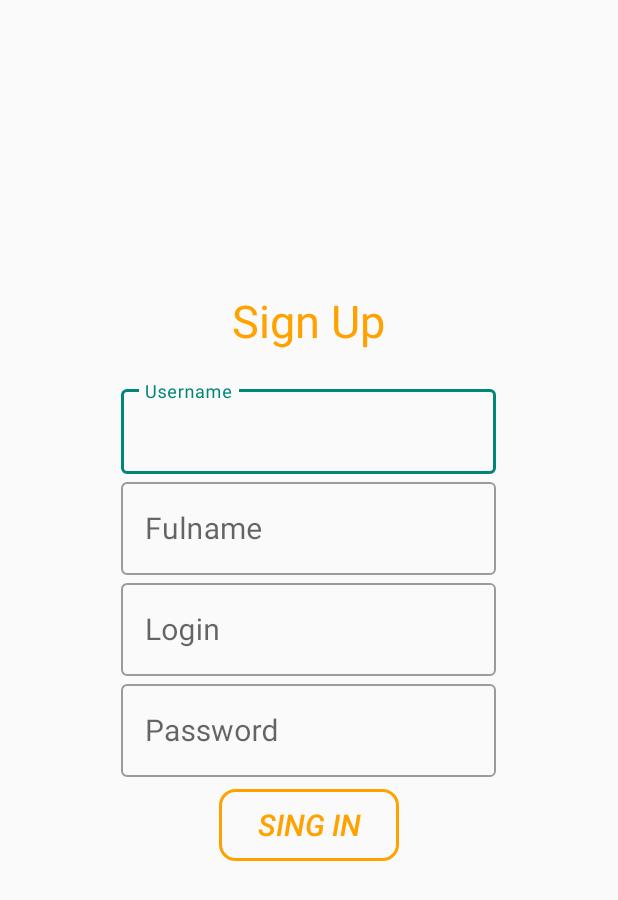
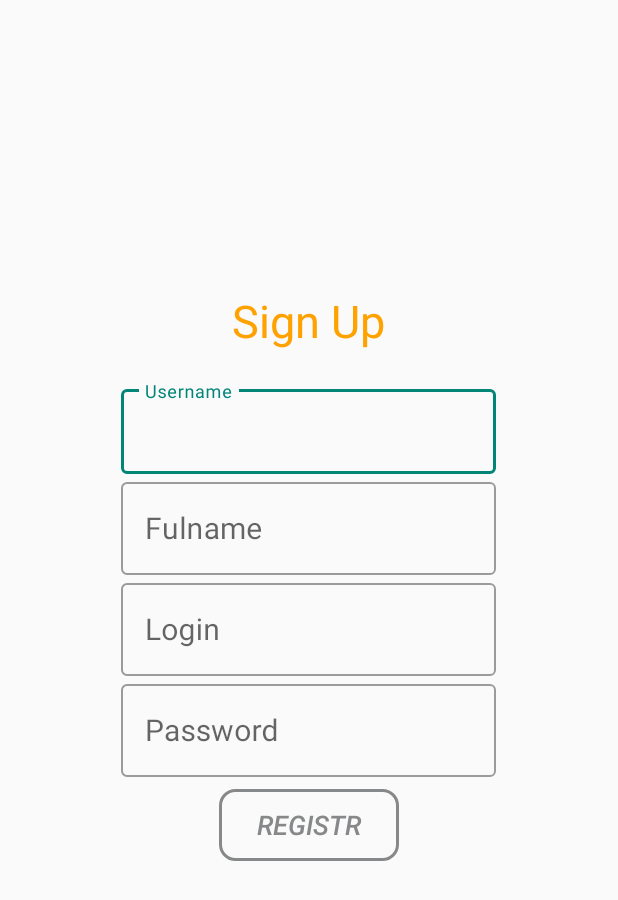
Before and after one commit to MuhammadjonDeveloper/My-Qiwi, an Android app: the screen it shows after launch (RegistrActivity), on a phone screen of 412 x 824 dp. Shown: the top 900 px of the screen. Run offline under Robolectric (Android 15) with nearby library versions, the phone set to English and light mode, and no system bars; our stand-ins replace RxJava.

```diff
--- a/app/src/main/res/drawable-xxxhdpi/btn_sign.xml
+++ b/app/src/main/res/drawable-xxxhdpi/btn_sign.xml
@@ -1,11 +1,20 @@
 <?xml version="1.0" encoding="utf-8"?>
-<shape xmlns:android="http://schemas.android.com/apk/res/android"
-    android:padding="10dp"
-    android:shape="rectangle">
-    <corners android:radius="10dp" />
-    <size android:width="120dp"
-        android:height="40dp"/>
+<selector xmlns:android="http://schemas.android.com/apk/res/android">
+    <item android:state_enabled="true">
+        <shape xmlns:android="http://schemas.android.com/apk/res/android" android:padding="10dp" android:shape="rectangle">
+            <corners android:radius="10dp" />
+            <size android:width="120dp" android:height="40dp" />
 
-    <stroke android:width="2dp"
-        android:color="@color/colorYellow"/>
-</shape>
+            <stroke android:width="2dp" android:color="@color/colorYellow" />
+        </shape>
+    </item>
+
+    <item android:state_enabled="false">
+        <shape xmlns:android="http://schemas.android.com/apk/res/android" android:padding="10dp" android:shape="rectangle">
+            <corners android:radius="10dp" />
+            <size android:width="120dp" android:height="40dp" />
+
+            <stroke android:width="2dp" android:color="@color/colorDarkGray" />
+        </shape>
+    </item>
+</selector>
--- a/app/src/main/res/layout/actictivity_register.xml
+++ b/app/src/main/res/layout/actictivity_register.xml
@@ -77,12 +77,12 @@
             android:layout_width="0dp"
             android:layout_height="wrap_content"
             android:layout_margin="8dp"
-            android:textColor="@color/colorYellow"
+            android:textColor="@color/colorDarkGray"
             android:layout_weight="1"
             android:textStyle="italic"
-            android:text="Sing In"
+            android:text="Registr"
             android:background="@drawable/btn_sign"
-            android:textSize="20sp" />
+            android:textSize="18sp" />
     </LinearLayout>
 
     <ProgressBar
--- a/app/src/main/res/layout/activity_login.xml
+++ b/app/src/main/res/layout/activity_login.xml
@@ -21,8 +21,7 @@
             android:id="@+id/login_l_login"
             android:layout_width="250dp"
             android:layout_height="wrap_content"
-            android:hint="Login"
-            android:textColorHint="@color/colorYellow" />
+            android:hint="Login" />
     </android.support.design.widget.TextInputLayout>
 
 
```
Also changed, not shown: app/src/main/java/com/example/muhammadjon/myproject/activities/LoginActivity.java (+7 -3 lines), app/src/main/java/com/example/muhammadjon/myproject/activities/RegistrActivity.java (+8 -1 lines).
